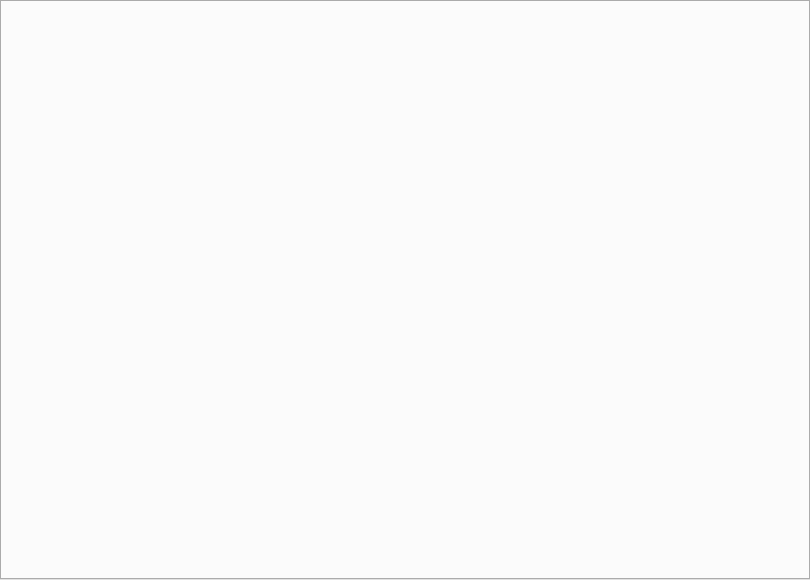
This is code/mirror/mirror.ui in simon0xia/mirror as Qt 5 draws it before an edit. The edited form follows.
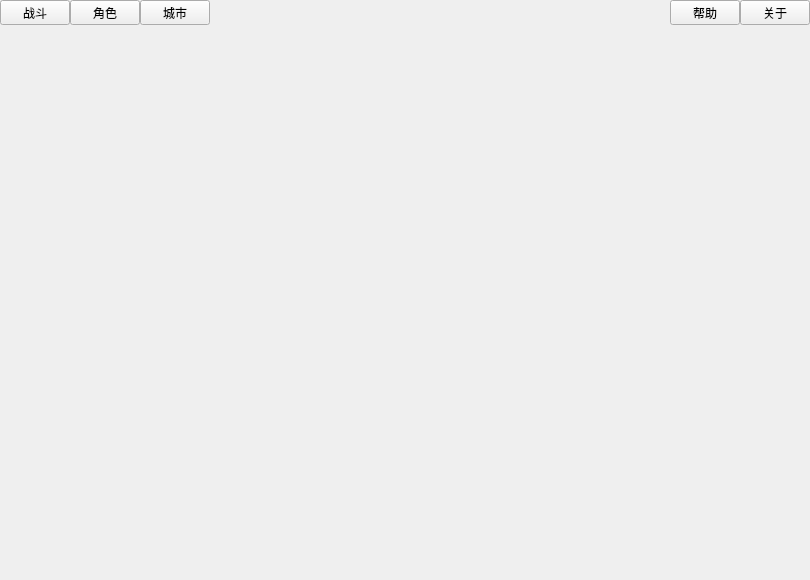
This is the edited form.

Commit message: 修改主界面显示方式；添加“帮助”与“关于”对话框；

Patch:
```diff
--- a/code/mirror/mirror.ui
+++ b/code/mirror/mirror.ui
@@ -17,30 +17,84 @@
    <string notr="true"/>
   </property>
   <widget class="QWidget" name="centralWidget">
-   <layout class="QGridLayout" name="gridLayout">
-    <property name="leftMargin">
-     <number>0</number>
+   <widget class="QStackedWidget" name="stackedWidget_main">
+    <property name="geometry">
+     <rect>
+      <x>0</x>
+      <y>25</y>
+      <width>810</width>
+      <height>555</height>
+     </rect>
     </property>
-    <property name="topMargin">
-     <number>0</number>
+    <property name="styleSheet">
+     <string notr="true"/>
     </property>
-    <property name="rightMargin">
-     <number>0</number>
+   </widget>
+   <widget class="QPushButton" name="btn_fight">
+    <property name="geometry">
+     <rect>
+      <x>0</x>
+      <y>0</y>
+      <width>70</width>
+      <height>25</height>
+     </rect>
     </property>
-    <property name="bottomMargin">
-     <number>0</number>
+    <property name="text">
+     <string>战斗</string>
     </property>
-    <item row="0" column="0">
-     <widget class="QTabWidget" name="tabWidget_main">
-      <property name="styleSheet">
-       <string notr="true"/>
-      </property>
-      <property name="currentIndex">
-       <number>-1</number>
-      </property>
-     </widget>
-    </item>
-   </layout>
+   </widget>
+   <widget class="QPushButton" name="btn_role">
+    <property name="geometry">
+     <rect>
+      <x>70</x>
+      <y>0</y>
+      <width>70</width>
+      <height>25</height>
+     </rect>
+    </property>
+    <property name="text">
+     <string>角色</string>
+    </property>
+   </widget>
+   <widget class="QPushButton" name="btn_city">
+    <property name="geometry">
+     <rect>
+      <x>140</x>
+      <y>0</y>
+      <width>70</width>
+      <height>25</height>
+     </rect>
+    </property>
+    <property name="text">
+     <string>城市</string>
+    </property>
+   </widget>
+   <widget class="QPushButton" name="btn_help">
+    <property name="geometry">
+     <rect>
+      <x>670</x>
+      <y>0</y>
+      <width>70</width>
+      <height>25</height>
+     </rect>
+    </property>
+    <property name="text">
+     <string>帮助</string>
+    </property>
+   </widget>
+   <widget class="QPushButton" name="btn_about">
+    <property name="geometry">
+     <rect>
+      <x>740</x>
+      <y>0</y>
+      <width>70</width>
+      <height>25</height>
+     </rect>
+    </property>
+    <property name="text">
+     <string>关于</string>
+    </property>
+   </widget>
   </widget>
  </widget>
  <layoutdefault spacing="6" margin="11"/>
```
The commit also changes 9 other files.
